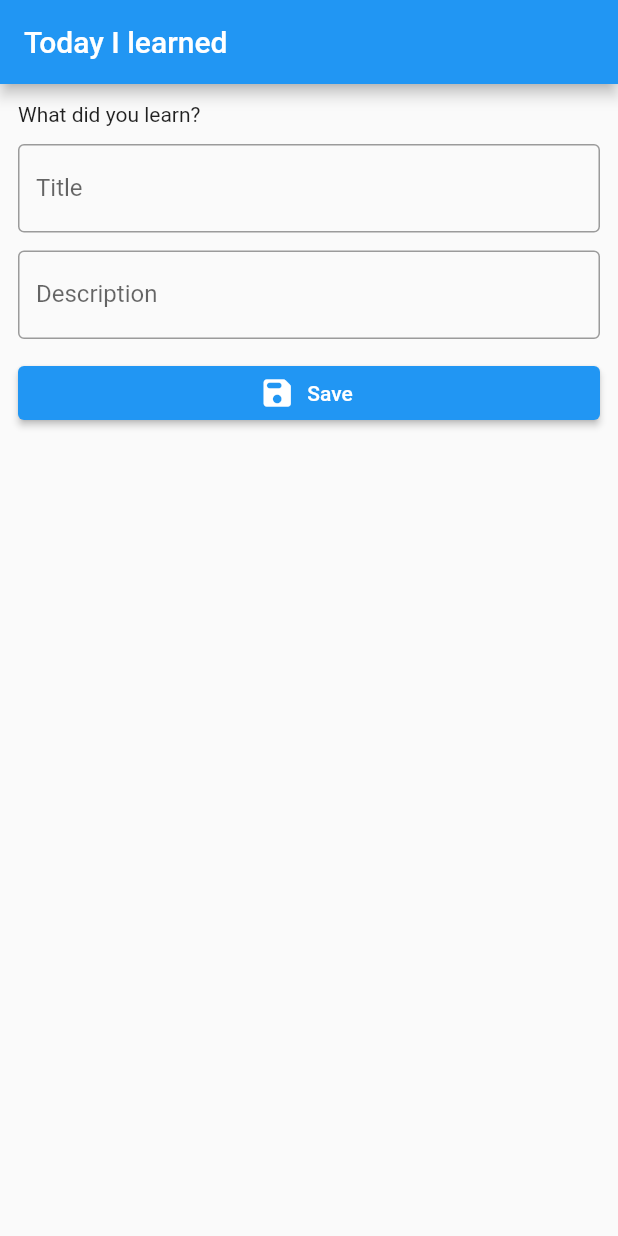
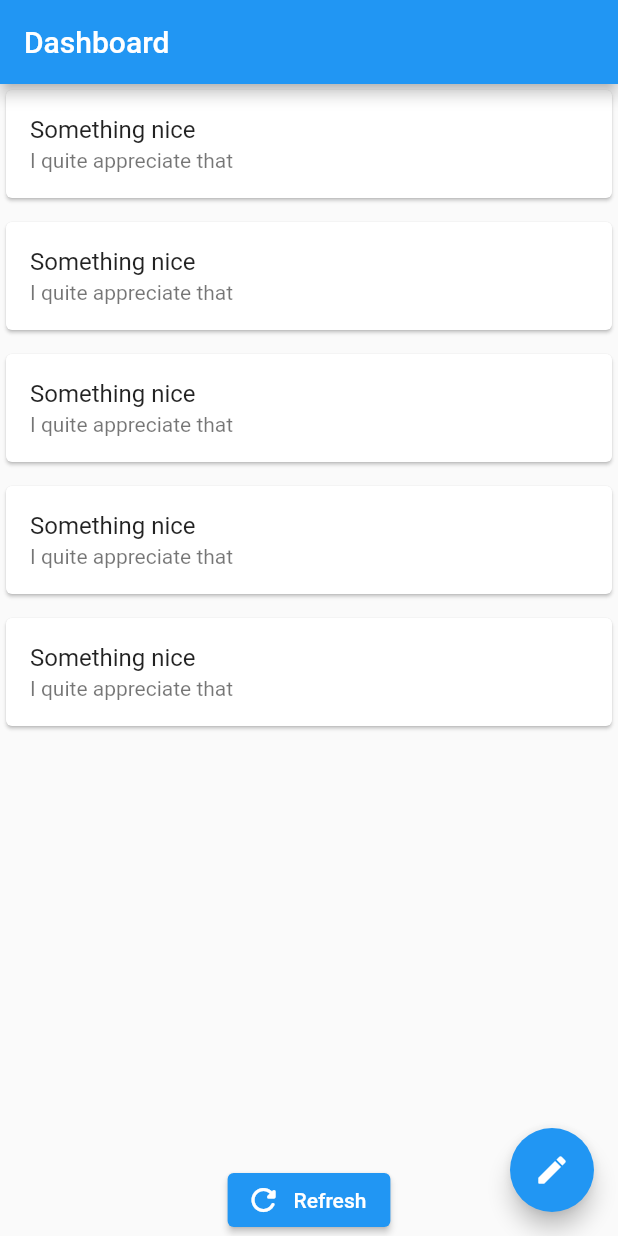
Before and after one commit to inf0rmatix/today_i_learned, a Flutter app: the screen it shows after launch, on a phone screen of 412 x 824 dp. Run offline on Flutter 3.47's test engine with Material 2 defaults, Android fonts, the phone set to English and light mode, and no system bars; our stand-ins replace bloc, flutter_bloc, freezed_annotation, go_router.

Commit message:
implementing go router and dashboard

```diff
--- /dev/null
+++ b/lib/src/bloc/dashboard/dashboard_cubit.dart
@@ -0,0 +1,38 @@
+import 'package:bloc/bloc.dart';
+import 'package:freezed_annotation/freezed_annotation.dart';
+import 'package:today_i_learned/src/models/learning_model.dart';
+import 'package:today_i_learned/src/repositories/learning/learning_repository.dart';
+
+part 'dashboard_state.dart';
+part 'dashboard_cubit.freezed.dart';
+
+class DashboardCubit extends Cubit<DashboardState> {
+  final LearningRepository learningRepository;
+
+  DashboardCubit({
+    required this.learningRepository,
+  }) : super(const DashboardState()) {
+    _initialize();
+  }
+
+  Future<void> _initialize() async {
+    emit(
+      state.copyWith(
+        isLoading: true,
+      ),
+    );
+
+    var learnings = await learningRepository.findAll();
+
+    emit(
+      state.copyWith(
+        learnings: learnings,
+        isLoading: false,
+      ),
+    );
+  }
+
+  reload() {
+    _initialize();
+  }
+}
--- /dev/null
+++ b/lib/src/bloc/dashboard/dashboard_state.dart
@@ -0,0 +1,9 @@
+part of 'dashboard_cubit.dart';
+
+@freezed
+class DashboardState with _$DashboardState {
+  const factory DashboardState({
+    @Default([]) List<LearningModel> learnings,
+    @Default(false) bool isLoading,
+  }) = _DashboardState;
+}
--- /dev/null
+++ b/lib/src/mock/learnings_mock.dart
@@ -0,0 +1,31 @@
+import 'package:today_i_learned/src/models/learning_model.dart';
+
+class LearningsMock {
+  static final learnings = <LearningModel>[
+    LearningModel(
+      uid: '',
+      title: 'Something nice',
+      description: 'I quite appreciate that',
+    ),
+    LearningModel(
+      uid: '',
+      title: 'Something nice',
+      description: 'I quite appreciate that',
+    ),
+    LearningModel(
+      uid: '',
+      title: 'Something nice',
+      description: 'I quite appreciate that',
+    ),
+    LearningModel(
+      uid: '',
+      title: 'Something nice',
+      description: 'I quite appreciate that',
+    ),
+    LearningModel(
+      uid: '',
+      title: 'Something nice',
+      description: 'I quite appreciate that',
+    ),
+  ];
+}
--- /dev/null
+++ b/lib/src/pages/dashboard/dashboard_page.dart
@@ -0,0 +1,69 @@
+import 'package:flutter/material.dart';
+import 'package:flutter_bloc/flutter_bloc.dart';
+import 'package:go_router/go_router.dart';
+import 'package:today_i_learned/src/bloc/dashboard/dashboard_cubit.dart';
+import 'package:today_i_learned/src/config/app_spacing.dart';
+import 'package:today_i_learned/src/models/learning_model.dart';
+import 'package:today_i_learned/src/repositories/learning/learning_repository.dart';
+import 'package:today_i_learned/src/router/app_routes.dart';
+
+class DashboardPage extends StatelessWidget {
+  const DashboardPage({Key? key}) : super(key: key);
+
+  @override
+  Widget build(BuildContext context) {
+    return BlocProvider(
+      create: (context) => DashboardCubit(
+        learningRepository: context.read<LearningRepository>(),
+      ),
+      child: const _DashboardPageView(),
+    );
+  }
+}
+
+class _DashboardPageView extends StatelessWidget {
+  const _DashboardPageView({Key? key}) : super(key: key);
+
+  @override
+  Widget build(BuildContext context) {
+    return Scaffold(
+      appBar: AppBar(
+        title: const Text('Dashboard'),
+      ),
+      floatingActionButton: FloatingActionButton(
+        child: const Icon(Icons.create_rounded),
+        onPressed: () => context.goNamed(AppRoutes.createLearning),
+      ),
+      body: Column(
+        children: [
+          Expanded(
+            child: BlocSelector<DashboardCubit, DashboardState, List<LearningModel>>(
+              selector: (state) => state.learnings,
+              builder: (context, learnings) {
+                return ListView.separated(
+                  itemCount: learnings.length,
+                  itemBuilder: (context, index) {
+                    var learning = learnings[index];
+
+                    return Card(
+                      child: ListTile(
+                        title: Text(learning.title),
+                        subtitle: Text(learning.description),
+                      ),
+                    );
+                  },
+                  separatorBuilder: (_, __) => const SizedBox(height: AppSpacing.M),
+                );
+              },
+            ),
+          ),
+          ElevatedButton.icon(
+            icon: const Icon(Icons.refresh_rounded),
+            label: const Text('Refresh'),
+            onPressed: () => context.read<DashboardCubit>().reload(),
+          ),
+        ],
+      ),
+    );
+  }
+}
--- a/lib/src/repositories/learning/learning_repository.dart
+++ b/lib/src/repositories/learning/learning_repository.dart
@@ -8,4 +8,6 @@ abstract class LearningRepository {
   Future<LearningModel> update(LearningModel learningModel);
 
   Future<bool> delete(LearningModel learningModel);
+
+  Future<List<LearningModel>> findAll();
 }
--- a/lib/src/repositories/learning/learning_repository_memory.dart
+++ b/lib/src/repositories/learning/learning_repository_memory.dart
@@ -22,6 +22,11 @@ class LearningRepositoryMemory implements LearningRepository {
   }
 
   @override
+  Future<List<LearningModel>> findAll() async {
+    return data;
+  }
+
+  @override
   Future<LearningModel> update(LearningModel learningModel) async {
     data.removeWhere((element) => element.uid == learningModel.uid);
 
--- /dev/null
+++ b/lib/src/router/app_router.dart
@@ -0,0 +1,32 @@
+import 'package:go_router/go_router.dart';
+import 'package:today_i_learned/src/pages/create_learning/create_learning_page.dart';
+import 'package:today_i_learned/src/pages/dashboard/dashboard_page.dart';
+import 'package:today_i_learned/src/router/app_routes.dart';
+
+class AppRouter {
+  AppRouter._();
+
+  static GoRouter get router => _router;
+
+  static late GoRouter _router;
+
+  // TODO add authentication state listening to redirect
+  static void initialize() {
+    _router = GoRouter(
+      routes: [
+        GoRoute(
+          path: '/',
+          name: AppRoutes.dashboard,
+          builder: (_, __) => const DashboardPage(),
+          routes: [
+            GoRoute(
+              path: 'create-learning',
+              name: AppRoutes.createLearning,
+              builder: (_, __) => const CreateLearningPage(),
+            ),
+          ],
+        ),
+      ],
+    );
+  }
+}
--- /dev/null
+++ b/lib/src/router/app_routes.dart
@@ -0,0 +1,5 @@
+abstract class AppRoutes {
+  static const String dashboard = 'dashboard';
+
+  static const String createLearning = 'createLearning';
+}
--- a/lib/src/today_i_learned_app.dart
+++ b/lib/src/today_i_learned_app.dart
@@ -1,7 +1,8 @@
 import 'package:flutter/material.dart';
 import 'package:flutter_bloc/flutter_bloc.dart';
-import 'package:today_i_learned/src/pages/create_learning_page.dart';
+import 'package:today_i_learned/src/pages/create_learning/create_learning_page.dart';
 import 'package:today_i_learned/src/repositories/learning/learning_repository.dart';
+import 'package:today_i_learned/src/router/app_router.dart';
 
 class TodayILearnedApp extends StatelessWidget {
   final LearningRepository learningRepository;
@@ -17,12 +18,13 @@ class TodayILearnedApp extends StatelessWidget {
       providers: [
         RepositoryProvider.value(value: learningRepository),
       ],
-      child: MaterialApp(
+      child: MaterialApp.router(
         title: 'Flutter Demo',
         theme: ThemeData(
           primarySwatch: Colors.blue,
         ),
-        home: const CreateLearningPage(),
+        routerDelegate: AppRouter.router.routerDelegate,
+        routeInformationParser: AppRouter.router.routeInformationParser,
       ),
     );
   }
--- a/pubspec.yaml
+++ b/pubspec.yaml
@@ -31,8 +31,11 @@ dependencies:
     sdk: flutter
   cupertino_icons: ^1.0.2
   flutter_bloc: ^8.0.1
+
   freezed_annotation: ^1.1.0
   json_annotation: ^4.4.0
+
+  go_router: ^3.0.6
 
 dev_dependencies:
   flutter_test:
```
Also changed, not shown: lib/main.dart (+11 -3 lines), lib/src/bloc/dashboard/dashboard_cubit.freezed.dart (added), lib/src/pages/create_learning/create_learning_page.dart (renamed from lib/src/pages/create_learning_page.dart), pubspec.lock.
